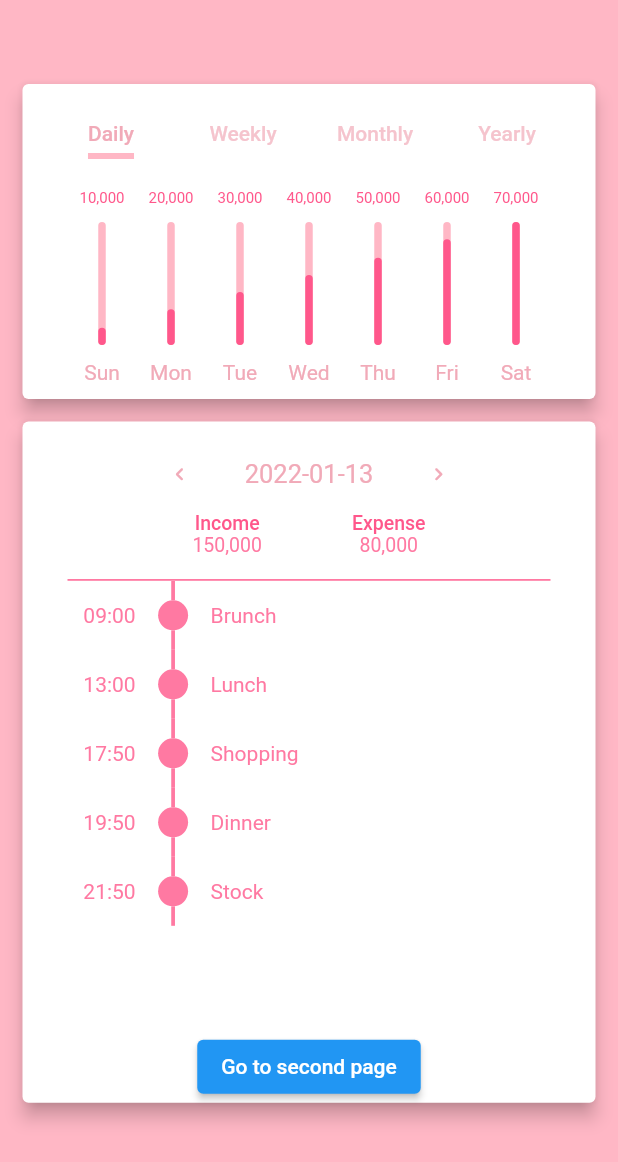
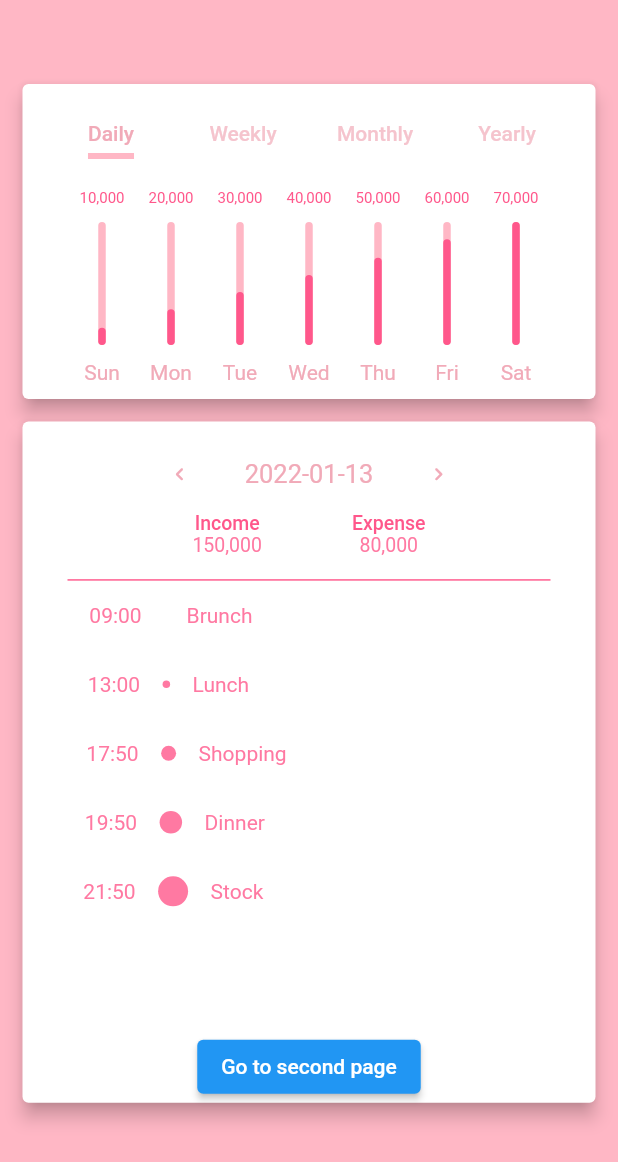
Before and after one commit to asd147asd147/Blossom, a Flutter app: the screen it shows after launch, on a phone screen of 412 x 824 dp. Shown: the top 1162 px of the screen. Run offline on Flutter 3.47's test engine with Material 2 defaults, Android fonts, the phone set to English and light mode, and no system bars; drawn by our look-alikes of flutter_animation_progress_bar, timelines.

Commit message:
Modify Timeline indicator design size

```diff
--- a/lib/homeTimeLine.dart
+++ b/lib/homeTimeLine.dart
@@ -28,7 +28,7 @@
                                         thickness: 2.5,
                                 ),
                         ),
-                        builder: TimelineTileBuilder.fromStyle(
+                        builder: TimelineTileBuilder.connected(
                                 contentsBuilder: (context, index) => Padding(
                                         padding: const EdgeInsets.all(15.0),
                                         child: Text(
@@ -44,6 +44,15 @@
                                                     _time[index],
                                                     style: TextStyle(color: CustomTheme.of(context).theme.homeTimelineText),
                                             ),
+                                    );
+                                },
+                                indicatorBuilder: (_, index) {
+                                    return Stack(
+                                            children: [
+                                                DotIndicator(
+                                                        size: 5.0*index,
+                                                ),
+                                            ],
                                     );
                                 },
                         ),
```
